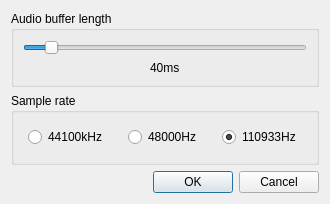
First picture: the form in Test-MAME-YM2608/setupdialog.ui, repository rerrahkr/YM2608-Tone-Editor, before the edit.
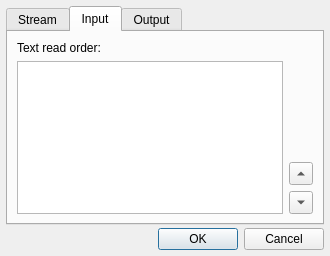
Second picture: the form after the edit. The open tabs and pages were chosen to show the change. Custom widgets are drawn as their Qt base class.

Patch:
```diff
--- a/Test-MAME-YM2608/setupdialog.ui
+++ b/Test-MAME-YM2608/setupdialog.ui
@@ -7,11 +7,11 @@
     <x>0</x>
     <y>0</y>
     <width>330</width>
-    <height>204</height>
+    <height>256</height>
    </rect>
   </property>
   <property name="sizePolicy">
-   <sizepolicy hsizetype="Fixed" vsizetype="Fixed">
+   <sizepolicy hsizetype="Preferred" vsizetype="Preferred">
     <horstretch>0</horstretch>
     <verstretch>0</verstretch>
    </sizepolicy>
@@ -20,14 +20,39 @@
    <string>Setup</string>
   </property>
   <layout class="QVBoxLayout" name="verticalLayout">
+   <property name="spacing">
+    <number>3</number>
+   </property>
+   <property name="leftMargin">
+    <number>6</number>
+   </property>
+   <property name="topMargin">
+    <number>6</number>
+   </property>
+   <property name="rightMargin">
+    <number>6</number>
+   </property>
+   <property name="bottomMargin">
+    <number>6</number>
+   </property>
    <item>
+    <widget class="QTabWidget" name="tabWidget">
+     <property name="currentIndex">
+      <number>0</number>
+     </property>
+     <widget class="QWidget" name="tab">
+      <attribute name="title">
+       <string>Stream</string>
+      </attribute>
+      <layout class="QGridLayout" name="gridLayout">
+       <item row="0" column="0">
     <widget class="QGroupBox" name="durationGroupBox">
      <property name="title">
       <string>Audio buffer length</string>
      </property>
      <layout class="QVBoxLayout" name="verticalLayout_2">
       <item>
-       <widget class="CustomSlider" name="horizontalSlider">
+           <widget class="QSlider" name="horizontalSlider">
         <property name="minimum">
          <number>1</number>
         </property>
@@ -52,7 +77,7 @@
      </layout>
     </widget>
    </item>
-   <item>
+       <item row="1" column="0">
     <widget class="QGroupBox" name="rateGroupBox">
      <property name="title">
       <string>Sample rate</string>
@@ -94,6 +119,77 @@
      </layout>
     </widget>
    </item>
+      </layout>
+     </widget>
+     <widget class="QWidget" name="tab_2">
+      <attribute name="title">
+       <string>Input</string>
+      </attribute>
+      <layout class="QGridLayout" name="gridLayout_3">
+       <item row="0" column="0">
+        <widget class="QLabel" name="label_3">
+         <property name="text">
+          <string>Text read order:</string>
+         </property>
+        </widget>
+       </item>
+       <item row="3" column="1">
+        <widget class="QToolButton" name="upToolButton">
+         <property name="text">
+          <string>...</string>
+         </property>
+         <property name="arrowType">
+          <enum>Qt::UpArrow</enum>
+         </property>
+        </widget>
+       </item>
+       <item row="4" column="1">
+        <widget class="QToolButton" name="downToolButton">
+         <property name="text">
+          <string>...</string>
+         </property>
+         <property name="arrowType">
+          <enum>Qt::DownArrow</enum>
+         </property>
+        </widget>
+       </item>
+       <item row="1" column="1">
+        <spacer name="verticalSpacer">
+         <property name="orientation">
+          <enum>Qt::Vertical</enum>
+         </property>
+         <property name="sizeHint" stdset="0">
+          <size>
+           <width>20</width>
+           <height>40</height>
+          </size>
+         </property>
+        </spacer>
+       </item>
+       <item row="1" column="0" rowspan="4">
+        <widget class="QListWidget" name="readOrderListWidget"/>
+       </item>
+      </layout>
+     </widget>
+     <widget class="QWidget" name="tab_3">
+      <attribute name="title">
+       <string>Output</string>
+      </attribute>
+      <layout class="QGridLayout" name="gridLayout_2">
+       <item row="1" column="0">
+        <widget class="QPlainTextEdit" name="outFormatPlainTextEdit"/>
+       </item>
+       <item row="0" column="0">
+        <widget class="QLabel" name="label_2">
+         <property name="text">
+          <string>Output format:</string>
+         </property>
+        </widget>
+       </item>
+      </layout>
+     </widget>
+    </widget>
+   </item>
    <item>
     <widget class="QDialogButtonBox" name="buttonBox">
      <property name="orientation">
@@ -106,13 +202,6 @@
    </item>
   </layout>
  </widget>
- <customwidgets>
-  <customwidget>
-   <class>CustomSlider</class>
-   <extends>QSlider</extends>
-   <header>widgets/custom_slider.h</header>
-  </customwidget>
- </customwidgets>
  <resources/>
  <connections>
   <connection>
```
Lines whose indentation alone changed are shown as unchanged.
